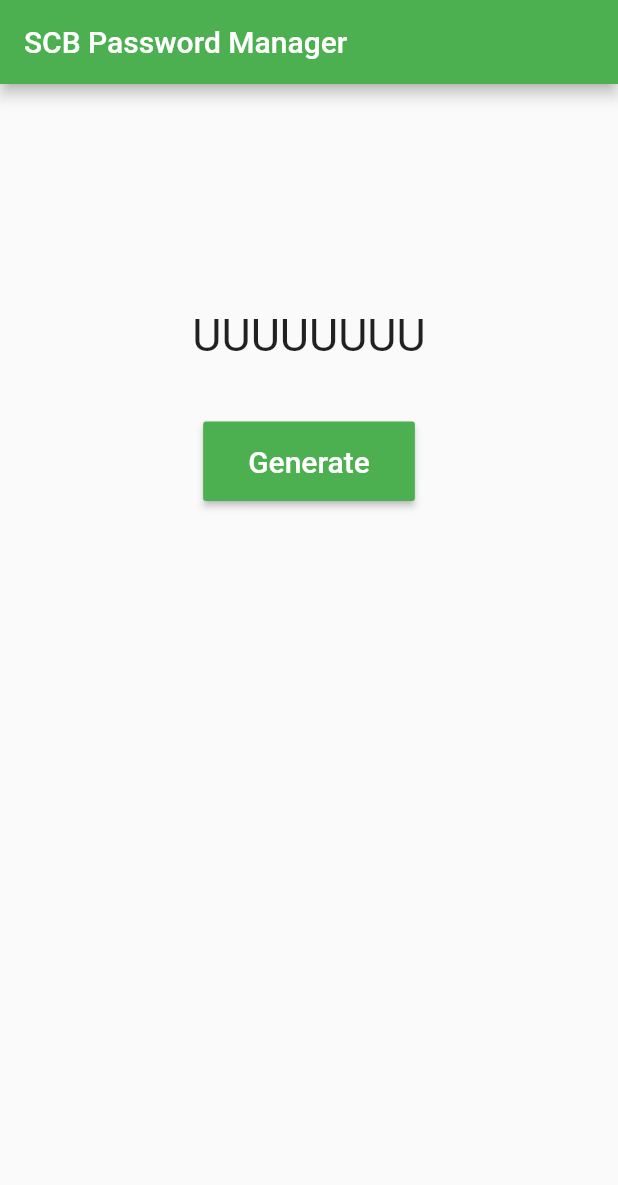
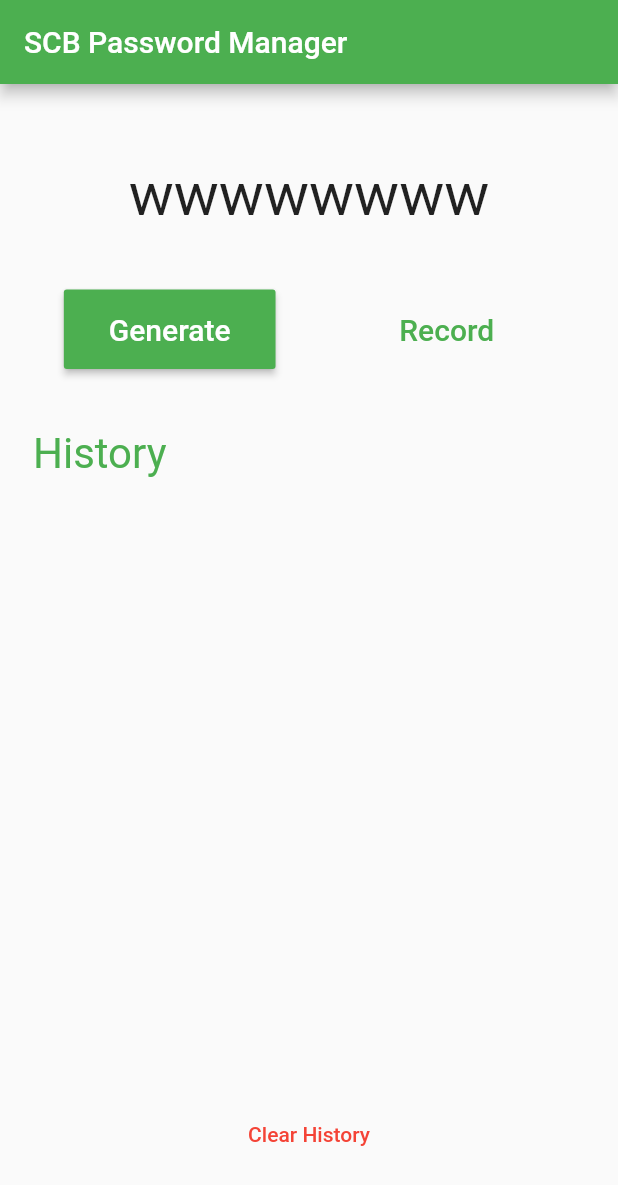
Before and after one commit to musicq/Password-Manger, a Flutter app: the screen it shows after launch, after a tap on "Generate", on a phone screen of 412 x 824 dp. Shown: the top 1185 px of the screen. Run offline on Flutter 3.47's test engine with Material 2 defaults, Android fonts, the phone set to English and light mode, and no system bars.

Commit message:
feat: add record and clear history functionality

```diff
--- a/lib/main.dart
+++ b/lib/main.dart
@@ -1,7 +1,5 @@
 import 'package:flutter/material.dart';
-import 'package:flutter/services.dart';
-import 'package:scb_pwd_mgr/service.dart';
-import 'package:scb_pwd_mgr/storage.dart';
+import 'package:scb_pwd_mgr/pages/Home/Home.dart';
 
 void main() => runApp(MyApp());
 
@@ -17,92 +15,8 @@ class MyApp extends StatelessWidget {
         appBar: AppBar(
           title: Text('SCB Password Manager'),
         ),
-        body: MyHomePage(
-          storage: Storage(),
-        ),
+        body: Home(),
       ),
     );
   }
 }
-
-class MyHomePage extends StatefulWidget {
-  final Storage storage;
-
-  MyHomePage({Key key, this.storage}) : super(key: key);
-
-  @override
-  _MyHomePageState createState() => _MyHomePageState();
-}
-
-class _MyHomePageState extends State<MyHomePage> {
-  String pwd = '';
-
-  @override
-  void initState() {
-    super.initState();
-
-    widget.storage.readPwd().then((persistPwd) {
-      if (persistPwd == '') {
-        return onRegenerate();
-      }
-
-      setState(() {
-        pwd = persistPwd;
-      });
-    });
-  }
-
-  @override
-  Widget build(BuildContext context) {
-    return Center(
-      child: Padding(
-        padding: EdgeInsets.only(top: 150),
-        child: Column(
-          children: <Widget>[
-            Padding(
-              padding: EdgeInsets.only(bottom: 40),
-              child: GestureDetector(
-                onTap: onCopy,
-                child: Tooltip(
-                  message: 'Tap to copy',
-                  child: Text(
-                    pwd,
-                    style: TextStyle(fontSize: 30),
-                  ),
-                ),
-              ),
-            ),
-            RaisedButton(
-              padding: EdgeInsets.symmetric(vertical: 15, horizontal: 30),
-              child: Text(
-                'Generate',
-                style: TextStyle(color: Colors.white, fontSize: 20),
-              ),
-              color: Colors.green,
-              onPressed: onRegenerate,
-            ),
-          ],
-        ),
-      ),
-    );
-  }
-
-  onRegenerate() {
-    setState(() {
-      final newPwd = generate(storage: widget.storage);
-      pwd = newPwd;
-    });
-  }
-
-  void onCopy() {
-    Clipboard.setData(ClipboardData(text: pwd));
-
-    Scaffold.of(context).showSnackBar(SnackBar(
-      content: Text(
-        "Password has been copied!",
-        style: TextStyle(color: Colors.white),
-      ),
-      backgroundColor: Colors.green,
-    ));
-  }
-}
--- /dev/null
+++ b/lib/pages/Home/Home.dart
@@ -0,0 +1,171 @@
+import 'dart:async';
+
+import 'package:flutter/material.dart';
+import 'package:flutter/services.dart';
+import 'package:scb_pwd_mgr/service.dart';
+
+class Home extends StatefulWidget {
+  Home({Key key}) : super(key: key);
+
+  @override
+  _HomeState createState() => _HomeState();
+}
+
+class _HomeState extends State<Home> {
+  String pwd = '';
+  List<String> history = [];
+  int selectedIdx = -1;
+
+  @override
+  void initState() {
+    super.initState();
+
+    readPwd().then((persistPwd) => setState(() => pwd = persistPwd));
+    onUpdateHistory();
+  }
+
+  @override
+  Widget build(BuildContext context) {
+    return Center(
+      child: Padding(
+        padding: EdgeInsets.only(top: 50),
+        child: Column(
+          children: <Widget>[
+            Padding(
+              padding: EdgeInsets.only(bottom: 40),
+              child: GestureDetector(
+                onTap: onCopy,
+                child: Tooltip(
+                  message: 'Tap to copy',
+                  child: Text(
+                    pwd,
+                    style: TextStyle(fontSize: 40),
+                  ),
+                ),
+              ),
+            ),
+            Row(
+              mainAxisAlignment: MainAxisAlignment.spaceEvenly,
+              children: <Widget>[
+                RaisedButton(
+                  padding: EdgeInsets.symmetric(vertical: 15, horizontal: 30),
+                  child: Text(
+                    'Generate',
+                    style: TextStyle(color: Colors.white, fontSize: 20),
+                  ),
+                  color: Colors.green,
+                  onPressed: onRegenerate,
+                ),
+                MaterialButton(
+                  padding: EdgeInsets.symmetric(vertical: 15, horizontal: 40),
+                  child: Text(
+                    'Record',
+                    style: TextStyle(color: Colors.green, fontSize: 20),
+                  ),
+                  onPressed: onRecord,
+                ),
+              ],
+            ),
+            Expanded(
+              child: Padding(
+                padding: EdgeInsets.only(top: 40),
+                child: Column(
+                  children: <Widget>[
+                    Align(
+                      alignment: Alignment.centerLeft,
+                      child: Padding(
+                        padding: EdgeInsets.only(left: 22, bottom: 22),
+                        child: Text(
+                          'History',
+                          style: TextStyle(color: Colors.green, fontSize: 28),
+                        ),
+                      ),
+                    ),
+                    Expanded(
+                      child: ListView.builder(
+                        padding: const EdgeInsets.all(8),
+                        itemCount: history.length,
+                        itemBuilder: (BuildContext context, int index) {
+                          final content = history[index];
+
+                          return ListTile(
+                            key: Key(content),
+                            title: Text(content),
+                            onTap: () => onTapTile(content, index),
+                            trailing: selectedIdx != index
+                                ? null
+                                : Text(
+                                    'Copied',
+                                    style: TextStyle(color: Colors.green),
+                                  ),
+                          );
+                        },
+                      ),
+                    ),
+                  ],
+                ),
+              ),
+            ),
+            Padding(
+              padding: EdgeInsets.only(bottom: 40, top: 20),
+              child: MaterialButton(
+                padding: EdgeInsets.symmetric(vertical: 20, horizontal: 40),
+                child: Text(
+                  'Clear History',
+                  style: TextStyle(color: Colors.red),
+                ),
+                onPressed: onClearHistory,
+              ),
+            )
+          ],
+        ),
+      ),
+    );
+  }
+
+  onRegenerate() async {
+    final newPwd = generate();
+
+    setState(() => pwd = newPwd);
+
+    onUpdateHistory();
+  }
+
+  void onUpdateHistory() async {
+    final _h = await readPwdHistory();
+
+    setState(() => history = _h);
+  }
+
+  void onTapTile(String content, int index) {
+    onCopy(content: content);
+
+    setState(() => selectedIdx = index);
+    Timer(Duration(milliseconds: 1300), () {
+      setState(() => selectedIdx = -1);
+    });
+  }
+
+  void onCopy({String content}) {
+    Clipboard.setData(ClipboardData(text: content ?? pwd));
+
+    Scaffold.of(context).showSnackBar(SnackBar(
+      content: Text(
+        "Password has been copied!",
+        style: TextStyle(color: Colors.white),
+      ),
+      duration: Duration(milliseconds: 1000),
+      backgroundColor: Colors.green,
+    ));
+  }
+
+  void onRecord() async {
+    await record(pwd);
+    onUpdateHistory();
+  }
+
+  void onClearHistory() async {
+    await clearHistory();
+    onUpdateHistory();
+  }
+}
--- a/lib/service.dart
+++ b/lib/service.dart
@@ -1,3 +1,4 @@
+import 'dart:io';
 import 'dart:math';
 
 import 'package:scb_pwd_mgr/storage.dart';
@@ -9,18 +10,46 @@ const legalChars = [
   "!@#\$%^&*"
 ];
 
-String generate({int len = 8, Storage storage}) {
+Future<String> readPwd() async {
+  String pwd;
+
+  pwd = await Storage.ins.readPwd();
+
+  if (pwd == null) {
+    pwd = await generate();
+  }
+
+  return pwd;
+}
+
+String generate({int len = 8}) {
   String newPwd = '';
   final totalLen = legalChars.length;
 
   while (newPwd.length < len) {
-    final pi = Random().nextInt(totalLen - 1);
+    final pi = Random().nextInt(totalLen);
     final charSet = legalChars[pi];
-    final ci = Random().nextInt(charSet.length - 1);
+    final ci = Random().nextInt(charSet.length);
     newPwd += charSet[ci];
   }
 
-  storage.writePwd(newPwd);
-
   return newPwd;
 }
+
+Future<File> record(String content) async {
+  final lastPwd = await readPwd();
+  if (lastPwd == content) {
+    return null;
+  }
+
+  return await Storage.ins.writePwd(content);
+}
+
+Future<List<String>> readPwdHistory() async {
+  final history = await Storage.ins.readPwdHistory();
+  return history.reversed.toList();
+}
+
+Future<File> clearHistory() async {
+  return await Storage.ins.clearHistory();
+}
--- a/lib/storage.dart
+++ b/lib/storage.dart
@@ -3,31 +3,56 @@ import 'dart:io';
 
 import 'package:path_provider/path_provider.dart';
 
+const fileName = 'pwd.txt';
+
 class Storage {
+  static Storage _ins;
+
+  static Storage get ins {
+    return Storage._ins ?? (Storage._ins = new Storage());
+  }
+
   Future<String> get _localPath async {
     Directory dir = await getApplicationDocumentsDirectory();
+
     return dir.path;
   }
 
   Future<File> get _localFile async {
     final path = await _localPath;
-    return File('$path/pwd.txt');
+    return File('$path/$fileName');
   }
 
   Future<String> readPwd() async {
     try {
       final file = await _localFile;
-      String contents = await file.readAsString();
+      List<String> contents = await file.readAsLines();
 
-      return contents;
+      return contents.last;
     } catch (e) {
-      return '';
+      return null;
+    }
+  }
+
+  Future<List<String>> readPwdHistory() async {
+    try {
+      final file = await _localFile;
+
+      return file.readAsLines();
+    } catch (e) {
+      return [];
     }
   }
 
   Future<File> writePwd(String pwd) async {
     final file = await _localFile;
 
-    return file.writeAsString(pwd);
+    return file.writeAsString(pwd + "\n", mode: FileMode.append);
+  }
+
+  Future<File> clearHistory() async {
+    final file = await _localFile;
+
+    return file.writeAsString('');
   }
 }
```
Also changed, not shown: lib/pages/Manage/Manage.dart (added).
